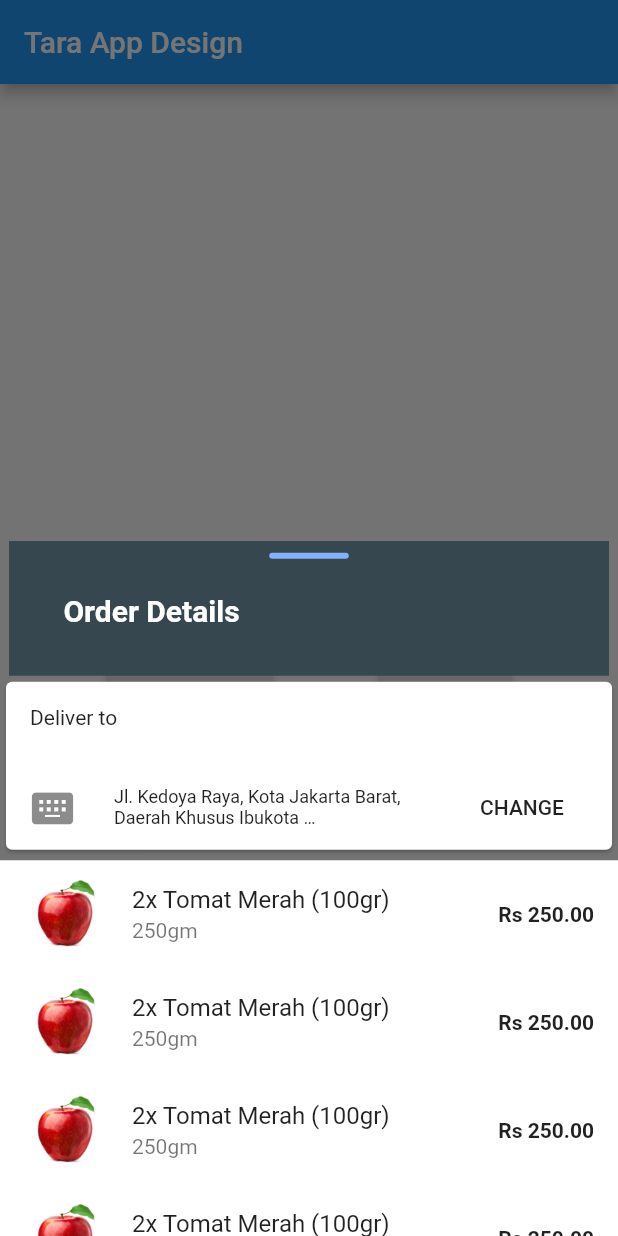
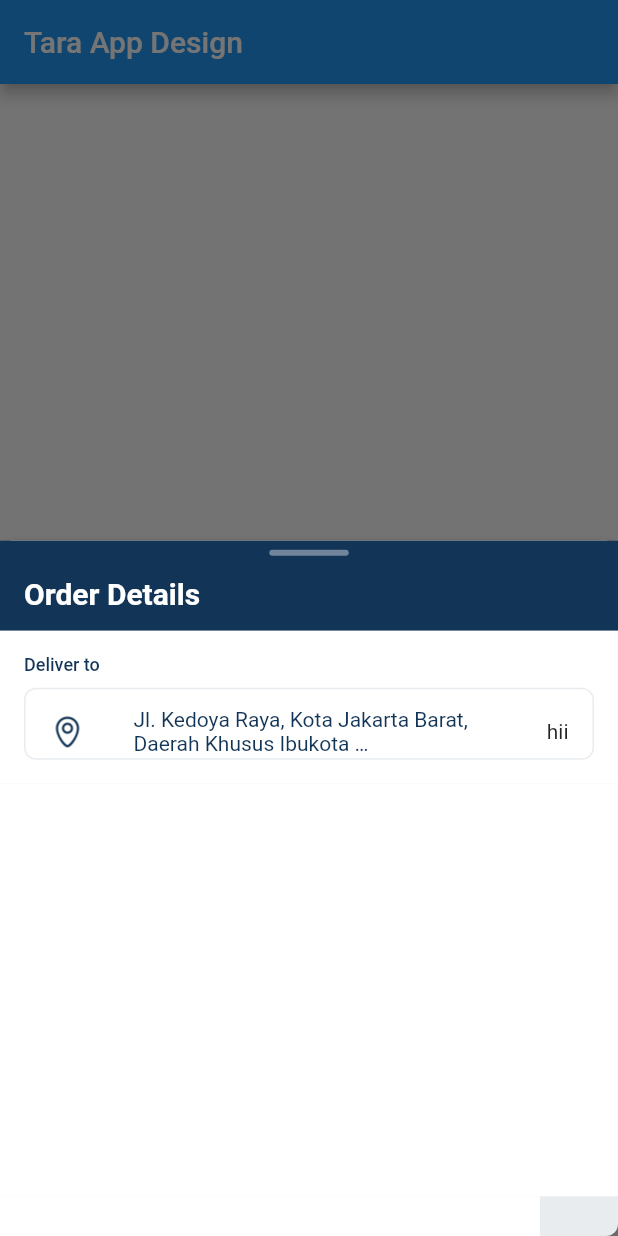
Before and after one commit to MayurRathor/Task1_Nxgen, a Flutter app: the screen it shows after launch, after a tap on "OrderDetails", on a phone screen of 412 x 824 dp. Run offline on Flutter 3.47's test engine with Material 2 defaults, Android fonts, the phone set to English and light mode, and no system bars; our stand-ins replace get; Roboto replaces fonts that are missing (SctoGroteskA).

Commit message:
Header update

```diff
--- /dev/null
+++ b/lib/CustomData/Custom.dart
@@ -0,0 +1,250 @@
+import 'package:flutter/material.dart';
+
+class MyColors {
+  static const elevation_off_2_2_2 = const Color(0xffffffff);
+  static const color_black_100_2_2_2 = const Color(0xff123456);
+  static const color_black_80_2_2_2 = const Color(0xff889aac);
+  static const color_mint_100_2_2_2 = const Color(0xffb2f7e2);
+  static const input_field_line_off_2_2_2 = const Color(0xffb0b4c1);
+  static const black100 = const Color(0xff123456);
+  static const black90 = const Color(0xff697683);
+  static const black80 = const Color(0xff889aac);
+  static const grey1 = const Color(0xffb0b4c1);
+  static const grey2 = const Color(0xffe9ecef);
+  static const grey3 = const Color(0xfff7f7fa);
+  static const mint500 = const Color(0xff4afbc3);
+  static const mint100 = const Color(0xffb2f7e2);
+  static const pink = const Color(0xfff95074);
+  static const white = const Color(0xffffffff);
+}
+
+class MyTextStyles {
+  static const headline6222 = const TextStyle(
+      color: MyColors.color_black_100_2_2_2,
+      fontWeight: FontWeight.w700,
+      fontFamily: "SctoGroteskA",
+      fontStyle: FontStyle.normal,
+      fontSize: 20.0);
+  static const subtitle1222 = const TextStyle(
+      color: MyColors.color_black_100_2_2_2,
+      fontWeight: FontWeight.w700,
+      fontFamily: "SctoGroteskA",
+      fontStyle: FontStyle.normal,
+      fontSize: 16.0);
+  static const inputFieldOn222 = const TextStyle(
+      color: MyColors.color_black_100_2_2_2,
+      fontWeight: FontWeight.w400,
+      fontFamily: "Roboto",
+      fontStyle: FontStyle.normal,
+      fontSize: 16.0);
+  static const inputFieldOff222 = const TextStyle(
+      color: MyColors.input_field_line_off_2_2_2,
+      fontWeight: FontWeight.w400,
+      fontFamily: "Roboto",
+      fontStyle: FontStyle.normal,
+      fontSize: 16.0);
+  static const body1222 = const TextStyle(
+      color: MyColors.color_black_100_2_2_2,
+      fontWeight: FontWeight.w400,
+      fontFamily: "Roboto",
+      fontStyle: FontStyle.normal,
+      fontSize: 16.0);
+  static const subtitle3222 = const TextStyle(
+      color: MyColors.color_black_100_2_2_2,
+      fontWeight: FontWeight.w700,
+      fontFamily: "SctoGroteskA",
+      fontStyle: FontStyle.normal,
+      fontSize: 14.0);
+  static const bUTTONWhite222 = const TextStyle(
+      color: MyColors.elevation_off_2_2_2,
+      fontWeight: FontWeight.w700,
+      fontFamily: "SctoGroteskA",
+      fontStyle: FontStyle.normal,
+      fontSize: 14.0);
+  static const bUTTONRed222 = const TextStyle(
+      color: MyColors.pink,
+      fontWeight: FontWeight.w700,
+      fontFamily: "SctoGroteskA",
+      fontStyle: FontStyle.normal,
+      fontSize: 14.0);
+  static const bUTTONGrey3222 = const TextStyle(
+      color: MyColors.color_black_80_2_2_2,
+      fontWeight: FontWeight.w700,
+      fontFamily: "SctoGroteskA",
+      fontStyle: FontStyle.normal,
+      fontSize: 14.0);
+  static const bUTTONBlack222 = const TextStyle(
+      color: MyColors.color_black_100_2_2_2,
+      fontWeight: FontWeight.w700,
+      fontFamily: "SctoGroteskA",
+      fontStyle: FontStyle.normal,
+      fontSize: 14.0);
+  static const subtitle2222 = const TextStyle(
+      color: MyColors.color_black_100_2_2_2,
+      fontWeight: FontWeight.w500,
+      fontFamily: "SctoGroteskA",
+      fontStyle: FontStyle.normal,
+      fontSize: 14.0);
+  static const body2222 = const TextStyle(
+      color: MyColors.color_black_100_2_2_2,
+      fontWeight: FontWeight.w400,
+      fontFamily: "Roboto",
+      fontStyle: FontStyle.normal,
+      fontSize: 14.0);
+  static const bUTTONSmallWhite222 = const TextStyle(
+      color: MyColors.elevation_off_2_2_2,
+      fontWeight: FontWeight.w700,
+      fontFamily: "SctoGroteskA",
+      fontStyle: FontStyle.normal,
+      fontSize: 12.0);
+  static const bUTTONSmallBlack222 = const TextStyle(
+      color: MyColors.color_black_100_2_2_2,
+      fontWeight: FontWeight.w700,
+      fontFamily: "SctoGroteskA",
+      fontStyle: FontStyle.normal,
+      fontSize: 12.0);
+  static const caption222 = const TextStyle(
+      color: MyColors.color_black_100_2_2_2,
+      fontWeight: FontWeight.w500,
+      fontFamily: "SctoGroteskA",
+      fontStyle: FontStyle.normal,
+      fontSize: 12.0);
+  static const oVERLINE222 = const TextStyle(
+      color: MyColors.color_black_100_2_2_2,
+      fontWeight: FontWeight.w500,
+      fontFamily: "SctoGroteskA",
+      fontStyle: FontStyle.normal,
+      fontSize: 10.0);
+  static const headline12 = const TextStyle(
+      color: MyColors.color_black_100_2_2_2,
+      fontWeight: FontWeight.w700,
+      fontFamily: "SctoGroteskA",
+      fontStyle: FontStyle.normal,
+      fontSize: 96.0);
+  static const headline22 = const TextStyle(
+      color: MyColors.color_black_100_2_2_2,
+      fontWeight: FontWeight.w700,
+      fontFamily: "SctoGroteskA",
+      fontStyle: FontStyle.normal,
+      fontSize: 59.0);
+  static const headline32 = const TextStyle(
+      color: MyColors.color_black_100_2_2_2,
+      fontWeight: FontWeight.w700,
+      fontFamily: "SctoGroteskA",
+      fontStyle: FontStyle.normal,
+      fontSize: 47.0);
+  static const headline42 = const TextStyle(
+      color: MyColors.color_black_100_2_2_2,
+      fontWeight: FontWeight.w700,
+      fontFamily: "SctoGroteskA",
+      fontStyle: FontStyle.normal,
+      fontSize: 33.0);
+  static const headline52 = const TextStyle(
+      color: MyColors.color_black_100_2_2_2,
+      fontWeight: FontWeight.w700,
+      fontFamily: "SctoGroteskA",
+      fontStyle: FontStyle.normal,
+      fontSize: 24.0);
+  static const headline62 = const TextStyle(
+      color: MyColors.color_black_100_2_2_2,
+      fontWeight: FontWeight.w700,
+      fontFamily: "SctoGroteskA",
+      fontStyle: FontStyle.normal,
+      fontSize: 20.0);
+  static const subtitle12 = const TextStyle(
+      color: MyColors.color_black_100_2_2_2,
+      fontWeight: FontWeight.w700,
+      fontFamily: "SctoGroteskA",
+      fontStyle: FontStyle.normal,
+      fontSize: 16.0);
+  static const inputFieldOn2 = const TextStyle(
+      color: MyColors.color_black_100_2_2_2,
+      fontWeight: FontWeight.w400,
+      fontFamily: "Roboto",
+      fontStyle: FontStyle.normal,
+      fontSize: 16.0);
+  static const inputFieldOff2 = const TextStyle(
+      color: MyColors.input_field_line_off_2_2_2,
+      fontWeight: FontWeight.w400,
+      fontFamily: "Roboto",
+      fontStyle: FontStyle.normal,
+      fontSize: 16.0);
+  static const body12 = const TextStyle(
+      color: MyColors.color_black_100_2_2_2,
+      fontWeight: FontWeight.w400,
+      fontFamily: "Roboto",
+      fontStyle: FontStyle.normal,
+      fontSize: 16.0);
+  static const bUTTONWhite2 = const TextStyle(
+      color: MyColors.elevation_off_2_2_2,
+      fontWeight: FontWeight.w700,
+      fontFamily: "SctoGroteskA",
+      fontStyle: FontStyle.normal,
+      fontSize: 14.0);
+  static const bUTTONRed2 = const TextStyle(
+      color: MyColors.pink,
+      fontWeight: FontWeight.w700,
+      fontFamily: "SctoGroteskA",
+      fontStyle: FontStyle.normal,
+      fontSize: 14.0);
+  static const bUTTONGrey32 = const TextStyle(
+      color: MyColors.color_black_80_2_2_2,
+      fontWeight: FontWeight.w700,
+      fontFamily: "SctoGroteskA",
+      fontStyle: FontStyle.normal,
+      fontSize: 14.0);
+  static const bUTTONBlack2 = const TextStyle(
+      color: MyColors.color_black_100_2_2_2,
+      fontWeight: FontWeight.w700,
+      fontFamily: "SctoGroteskA",
+      fontStyle: FontStyle.normal,
+      fontSize: 14.0);
+  static const subtitle22 = const TextStyle(
+      color: MyColors.color_black_100_2_2_2,
+      fontWeight: FontWeight.w500,
+      fontFamily: "SctoGroteskA",
+      fontStyle: FontStyle.normal,
+      fontSize: 14.0);
+  static const body22 = const TextStyle(
+      color: MyColors.color_black_100_2_2_2,
+      fontWeight: FontWeight.w400,
+      fontFamily: "Roboto",
+      fontStyle: FontStyle.normal,
+      fontSize: 14.0);
+  static const bUTTONSmallGrey32 = const TextStyle(
+      color: MyColors.color_black_80_2_2_2,
+      fontWeight: FontWeight.w800,
+      fontFamily: "Manrope",
+      fontStyle: FontStyle.normal,
+      fontSize: 12.0);
+  static const bUTTONSmallWhite2 = const TextStyle(
+      color: MyColors.elevation_off_2_2_2,
+      fontWeight: FontWeight.w700,
+      fontFamily: "SctoGroteskA",
+      fontStyle: FontStyle.normal,
+      fontSize: 12.0);
+  static const bUTTONSmallRed2 = const TextStyle(
+      color: MyColors.pink,
+      fontWeight: FontWeight.w700,
+      fontFamily: "SctoGroteskA",
+      fontStyle: FontStyle.normal,
+      fontSize: 12.0);
+  static const bUTTONSmallBlack2 = const TextStyle(
+      color: MyColors.color_black_100_2_2_2,
+      fontWeight: FontWeight.w700,
+      fontFamily: "SctoGroteskA",
+      fontStyle: FontStyle.normal,
+      fontSize: 12.0);
+  static const caption2 = const TextStyle(
+      color: MyColors.color_black_100_2_2_2,
+      fontWeight: FontWeight.w500,
+      fontFamily: "SctoGroteskA",
+      fontStyle: FontStyle.normal,
+      fontSize: 12.0);
+  static const oVERLINE2 = const TextStyle(
+      color: MyColors.color_black_100_2_2_2,
+      fontWeight: FontWeight.w500,
+      fontFamily: "SctoGroteskA",
+      fontStyle: FontStyle.normal,
+      fontSize: 10.0);
+}
--- a/lib/Screens.dart/MyOrder/MyOrder.dart
+++ /dev/null
@@ -1,46 +0,0 @@
-import 'package:assignement_one/Services/ItemData.dart';
-import 'package:flutter/material.dart';
-import 'package:get/get.dart';
-
-class MyOrder extends StatelessWidget {
-  final items = Get.put(ItemDetails());
-  @override
-  Widget build(BuildContext context) {
-    return SingleChildScrollView(
-      child: Column(
-        children: [
-          Container(
-            width: double.infinity,
-            height: 80,
-            color: Colors.white,
-            child: Padding(
-              padding: const EdgeInsets.only(right: 210, top: 30, left: 25),
-              child: Text("My Order",
-                  style: const TextStyle(
-                      fontWeight: FontWeight.w700,
-                      fontFamily: "SctoGroteskA",
-                      fontStyle: FontStyle.normal,
-                      fontSize: 20.0)),
-            ),
-          ),
-          Container(
-            height: 600,
-            color: Colors.white,
-            child: ListView.builder(
-              itemCount: 5,
-              itemBuilder: (BuildContext context, index) {
-                return Column(children: [
-                  ListTile(
-                    leading: Image.asset('assets/apple.jpg'),
-                    title: Text(items.itemName),
-                    subtitle: Text(items.itemQuantity),
-                  ),
-                ]);
-              },
-            ),
-          ),
-        ],
-      ),
-    );
-  }
-}
--- /dev/null
+++ b/lib/Screens.dart/MyOrder/MyOrderCart.dart
@@ -0,0 +1,69 @@
+import 'package:flutter/material.dart';
+import 'package:assignement_one/CustomData/Custom.dart';
+import 'package:assignement_one/Services/ItemData.dart';
+import 'package:get/get.dart';
+
+class Test extends StatelessWidget {
+  final items = Get.put(ItemDetails());
+  @override
+  Widget build(BuildContext context) {
+    return Container(
+        child: Column(
+          children: [
+            Container(
+              margin: EdgeInsets.only(top: 6),
+              width: 53,
+              height: 4,
+              decoration: BoxDecoration(
+                  borderRadius: BorderRadius.all(Radius.circular(4)),
+                  color: MyColors.grey2),
+            ),
+            Container(
+              margin: EdgeInsets.only(top: 24, bottom: 16, left: 16),
+              alignment: Alignment.bottomLeft,
+              child: Text("My Order", style: MyTextStyles.headline6222),
+            ),
+            Container(
+              child: ListView.builder(
+                shrinkWrap: true,
+                itemCount: 5,
+                itemBuilder: (BuildContext context, index) {
+                  return Column(children: [
+                    ListTile(
+                      leading: Image.asset(
+                        items.image,
+                        height: 40,
+                        width: 40,
+                      ),
+                      title: Text(items.itemName, style: MyTextStyles.body2222),
+                      subtitle: Text(items.itemQuantity,
+                          style: const TextStyle(
+                              color: MyColors.color_black_80_2_2_2,
+                              fontWeight: FontWeight.w500,
+                              fontFamily: "SctoGroteskA",
+                              fontStyle: FontStyle.normal,
+                              fontSize: 12.0)),
+                    ),
+                  ]);
+                },
+              ),
+            ),
+          ],
+        ),
+        decoration: BoxDecoration(
+            borderRadius: BorderRadius.all(Radius.circular(8)),
+            boxShadow: [
+              BoxShadow(
+                  color: const Color(0x1f000000),
+                  offset: Offset(0, 4),
+                  blurRadius: 6,
+                  spreadRadius: 0),
+              BoxShadow(
+                  color: const Color(0x14000000),
+                  offset: Offset(0, 0),
+                  blurRadius: 2,
+                  spreadRadius: 0)
+            ],
+            color: MyColors.elevation_off_2_2_2));
+  }
+}
--- /dev/null
+++ b/lib/Screens.dart/OrderDetails/OrderDetailsCart.dart
@@ -0,0 +1,102 @@
+import 'package:assignement_one/CustomData/Custom.dart';
+import 'package:flutter/material.dart';
+
+class OrderDetailsCart extends StatelessWidget {
+  @override
+  Widget build(BuildContext context) {
+    return Container(
+        child: Wrap(
+          children: [
+            //heading and handel container
+            Container(
+                child: Column(
+                  children: [
+                    SizedBox(
+                      height: 6,
+                    ),
+                    Opacity(
+                      opacity: 0.3999999761581421,
+                      child: Container(
+                          width: 53,
+                          height: 4,
+                          decoration: BoxDecoration(
+                              borderRadius:
+                                  BorderRadius.all(Radius.circular(4)),
+                              color: MyColors.elevation_off_2_2_2)),
+                    ),
+                    Container(
+                      margin: EdgeInsets.only(left: 16, top: 14),
+                      alignment: Alignment.centerLeft,
+                      child: Text("Order Details",
+                          style: const TextStyle(
+                              color: MyColors.elevation_off_2_2_2,
+                              fontWeight: FontWeight.w700,
+                              fontFamily: "SctoGroteskA",
+                              fontStyle: FontStyle.normal,
+                              fontSize: 20.0)),
+                    )
+                  ],
+                ),
+                height: 60,
+                decoration:
+                    BoxDecoration(color: MyColors.color_black_100_2_2_2)),
+            //Address container
+            Container(
+                child: Column(
+                  children: [
+                    Container(
+                        alignment: Alignment.topLeft,
+                        margin: EdgeInsets.only(top: 16, left: 16),
+                        child:
+                            Text("Deliver to", style: MyTextStyles.caption222)),
+                    Container(
+                        child: ListTile(
+                          leading: Image.asset(
+                            'assets/location.png',
+                            //height: 24,
+                            width: 24,
+                          ),
+                          title: Text(
+                              "Jl. Kedoya Raya, Kota Jakarta Barat, Daerah Khusus Ibukota …",
+                              style: MyTextStyles.body2222),
+                          trailing: Text("hii"),
+                        ),
+                        margin: EdgeInsets.only(
+                            top: 8, bottom: 16, left: 16, right: 16),
+                        height: 48,
+                        decoration: BoxDecoration(
+                            borderRadius: BorderRadius.all(Radius.circular(8)),
+                            border: Border.all(color: MyColors.grey2, width: 1),
+                            color: MyColors.elevation_off_2_2_2))
+                  ],
+                ),
+                //height: 100,
+                decoration: BoxDecoration(color: MyColors.elevation_off_2_2_2)),
+            Container(
+                height: 275,
+                decoration: BoxDecoration(color: MyColors.elevation_off_2_2_2)),
+            Container(
+                width: 360,
+                height: 196,
+                decoration: BoxDecoration(color: MyColors.elevation_off_2_2_2))
+          ],
+        ),
+        width: 360,
+        height: 647,
+        decoration: BoxDecoration(
+            borderRadius: BorderRadius.all(Radius.circular(8)),
+            boxShadow: [
+              BoxShadow(
+                  color: const Color(0x1f000000),
+                  offset: Offset(0, 4),
+                  blurRadius: 6,
+                  spreadRadius: 0),
+              BoxShadow(
+                  color: const Color(0x14000000),
+                  offset: Offset(0, 0),
+                  blurRadius: 2,
+                  spreadRadius: 0)
+            ],
+            color: MyColors.grey2));
+  }
+}
--- a/lib/Services/ItemData.dart
+++ b/lib/Services/ItemData.dart
@@ -1,6 +1,6 @@
 class ItemDetails {
-  String itemName = "2x Tomat Merah (100gr)";
-  String itemQuantity = "250gm";
+  String itemName = "Tomat Merah (100gr)";
+  String itemQuantity = "200gr";
   String itemPrice = "Rs 250.00";
   String image = "assets/apple.jpg";
 }
--- a/lib/main.dart
+++ b/lib/main.dart
@@ -1,7 +1,8 @@
 import 'package:flutter/material.dart';
 import 'package:get/get.dart';
-import 'Screens.dart/MyOrder/MyOrder.dart';
+import 'Screens.dart/MyOrder/MyOrderCart.dart';
 import 'Screens.dart/OrderDetails/OrderDetails.dart';
+import 'Screens.dart/OrderDetails/OrderDetailsCart.dart';
 
 void main() => runApp(MyApp());
 
@@ -21,7 +22,7 @@ class MyApp extends StatelessWidget {
                 child: Text("OrderDetails"),
                 onPressed: () {
                   Get.bottomSheet(
-                    OrderDetails(),
+                    OrderDetailsCart(),
                   );
                 },
               ),
@@ -29,7 +30,7 @@ class MyApp extends StatelessWidget {
                 child: Text("MyOrder"),
                 onPressed: () {
                   Get.bottomSheet(
-                    MyOrder(),
+                    Test(),
                   );
                 },
               ),
```
Also changed, not shown: assets/location.png (added).
